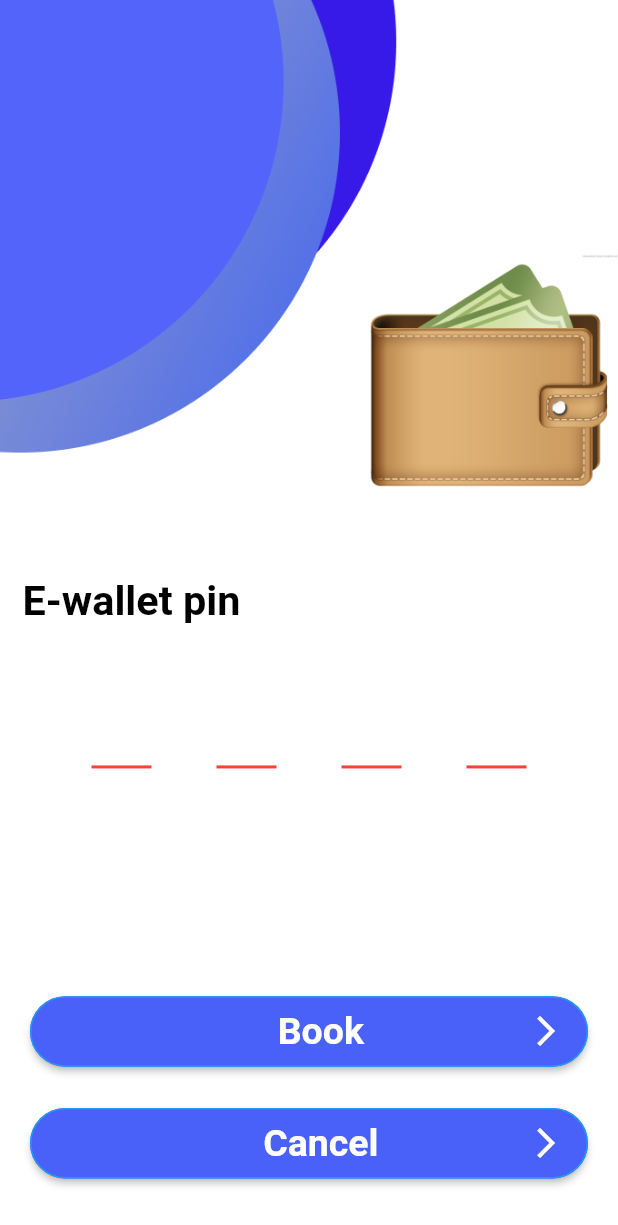
After one commit to Teewhydot/one_go_appp, a Flutter app: the E_WalletPinPage screen opened by its route, on a phone screen of 412 x 824 dp. The commit adds this screen. Shown: the top 1225 px of the screen. Run offline on Flutter 3.47's test engine with Material 2 defaults, Android fonts, the phone set to English and light mode, and no system bars; drawn by our look-alikes of pin_code_fields; our stand-ins replace dropdown_button2, flutter_screenutil, form_field_validator, google_maps_flutter, location, page_transition.

Commit message:
Completed forgot password screen and e-wallet book screen

```diff
--- a/lib/views/change_password_screen.dart
+++ b/lib/views/change_password_screen.dart
@@ -17,7 +17,6 @@ class _ChangePasswordScreenState extends State<ChangePasswordScreen> {
   @override
   Widget build(BuildContext context) {
     bool isPasswordVisible = true;
-    String password = '';
     return Scaffold(
       backgroundColor: whiteColor,
       body: SafeArea(
@@ -41,7 +40,6 @@ class _ChangePasswordScreenState extends State<ChangePasswordScreen> {
                         obscuringCharacter: '*',
                         autovalidateMode: AutovalidateMode.onUserInteraction,
                         onChanged: (value) {
-                          password = value;
                         },
                         decoration: InputDecoration(
                           suffixIcon: GestureDetector(
@@ -65,7 +63,6 @@ class _ChangePasswordScreenState extends State<ChangePasswordScreen> {
                         obscuringCharacter: '*',
                         autovalidateMode: AutovalidateMode.onUserInteraction,
                         onChanged: (value) {
-                          password = value;
                         },
                         decoration: InputDecoration(
                           suffixIcon: GestureDetector(
@@ -89,7 +86,6 @@ class _ChangePasswordScreenState extends State<ChangePasswordScreen> {
                         obscuringCharacter: '*',
                         autovalidateMode: AutovalidateMode.onUserInteraction,
                         onChanged: (value) {
-                          password = value;
                         },
                         decoration: InputDecoration(
                           suffixIcon: GestureDetector(
@@ -104,7 +100,7 @@ class _ChangePasswordScreenState extends State<ChangePasswordScreen> {
                               vertical: 10.0, horizontal: 20.0),
                         ),
                       ),
-                      addVerticalSpacing(30),
+                      addVerticalSpacing(60),
                       ReusableButton(const Text('Done',style: boldWhiteStyle,), (){}, blueColor)
                     ],
                   ),
--- /dev/null
+++ b/lib/views/ewallet_pin_page.dart
@@ -0,0 +1,109 @@
+// ignore_for_file: camel_case_types
+import 'package:flutter/material.dart';
+import 'package:flutter_screenutil/flutter_screenutil.dart';
+import 'package:one_go_app/custom_widgets/constants.dart';
+import 'package:one_go_app/custom_widgets/reusable_button.dart';
+import 'package:one_go_app/custom_widgets/validators.dart';
+import 'package:one_go_app/generated/assets.dart';
+import 'package:one_go_app/views/forgot_password_screen.dart';
+import 'package:page_transition/page_transition.dart';
+import 'package:pin_code_fields/pin_code_fields.dart';
+
+class E_WalletPinPage extends StatefulWidget {
+  static const String id = 'E-Wallet Pin Page';
+  const E_WalletPinPage({Key? key}) : super(key: key);
+
+  @override
+  State<E_WalletPinPage> createState() => _E_WalletPinPageState();
+}
+
+class _E_WalletPinPageState extends State<E_WalletPinPage> {
+  final _formKey = GlobalKey<FormState>();
+  @override
+  Widget build(BuildContext context) {
+    return Scaffold(
+        backgroundColor: whiteColor,
+        body: SafeArea(
+          child: Column(
+            mainAxisAlignment: MainAxisAlignment.spaceBetween,
+            children: [
+              Column(
+                children: [
+                  Image.asset(Assets.figmaPngsWalletPinPage),
+                  Padding(
+                    padding: const EdgeInsets.all(15.0),
+                    child: Column(
+                      children: [
+                        addVerticalSpacing(30),
+                        Align(
+                            alignment: Alignment.bottomLeft,
+                            child: Text(
+                              "E-wallet pin",
+                              style: boldBlackStyle.copyWith(fontSize: 30.sp),
+                            )),
+                        addVerticalSpacing(50),
+                        Form(
+                          key: _formKey,
+                          child: Column(
+                            mainAxisAlignment: MainAxisAlignment.spaceAround,
+                            crossAxisAlignment: CrossAxisAlignment.stretch,
+                            children: [
+                              Padding(
+                                padding: const EdgeInsets.only(
+                                    left: 46.0, right: 46.0),
+                                child: PinCodeTextField(
+                                    validator: otpValidator,
+                                    appContext: context,
+                                    obscureText: false,
+                                    keyboardType: TextInputType.phone,
+                                    length: 4,
+                                    onChanged: (value) {}),
+                              ),
+                            ],
+                          ),
+                        ),
+                      ],
+                    ),
+                  ),
+                ],
+              ),
+              Padding(
+                padding: const EdgeInsets.all(20.0),
+                child: Column(
+                  children: [
+                    ReusableButton(
+                        const Text(
+                          'Book',
+                          style: boldWhiteStyle,
+                        ), () {
+                      if (_formKey.currentState!.validate()) {
+                        Navigator.push(
+                            context,
+                            PageTransition(
+                                child: const ForgotPasswordPage(),
+                                type: PageTransitionType.rightToLeft));
+                      }
+                    }, blueColor),
+                    addVerticalSpacing(30),
+                    ReusableButton(
+                        const Text(
+                          'Cancel',
+                          style: boldWhiteStyle,
+                        ), () {
+                      if (_formKey.currentState!.validate()) {
+                        Navigator.push(
+                            context,
+                            PageTransition(
+                                child: const ForgotPasswordPage(),
+                                type: PageTransitionType.rightToLeft));
+                      }
+                    }, blueColor),
+                    addVerticalSpacing(20),
+                  ],
+                ),
+              ),
+            ],
+          ),
+        ));
+  }
+}
--- a/lib/views/sign_in_page.dart
+++ b/lib/views/sign_in_page.dart
@@ -90,6 +90,7 @@ class _SignInPageState extends State<SignInPage> {
                                     style: linkStyle.copyWith(fontSize: 15),
                                     recognizer: TapGestureRecognizer()
                                       ..onTap = () {
+                                      print('tapped');
                                         Navigator.pushNamed(
                                             context, ForgotPasswordPage.id);
                                       }),
```
Also changed, not shown: lib/main.dart (+8 -2 lines), lib/views/forgot_password_step_two.dart (added, +90 -0 lines).
